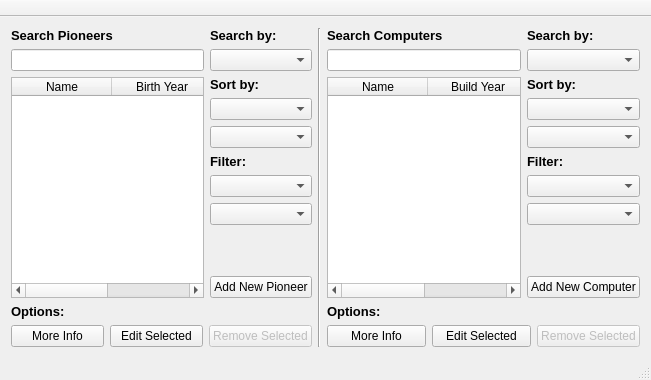
Qt form vika3/mainwindow.ui (hlynurstef/Verklegt-namskeid-1-vika-3) before a commit.
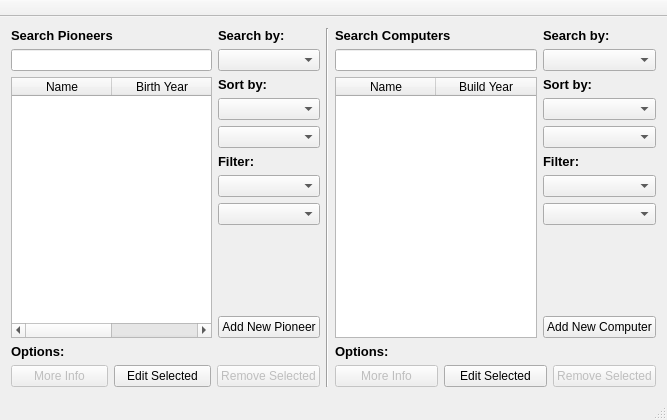
The same form after that commit.

```diff
--- a/vika3/mainwindow.ui
+++ b/vika3/mainwindow.ui
@@ -6,8 +6,8 @@
    <rect>
     <x>0</x>
     <y>0</y>
-    <width>651</width>
-    <height>380</height>
+    <width>667</width>
+    <height>420</height>
    </rect>
   </property>
   <property name="windowTitle">
@@ -161,6 +161,9 @@
          <layout class="QHBoxLayout" name="horizontalLayout">
           <item>
            <widget class="QPushButton" name="pushButton_pioneers_more_info">
+            <property name="enabled">
+             <bool>false</bool>
+            </property>
             <property name="statusTip">
              <string>See more info about selected Pioneer</string>
             </property>
@@ -354,6 +357,9 @@
          <layout class="QHBoxLayout" name="horizontalLayout_3">
           <item>
            <widget class="QPushButton" name="pushButton_computers_more_info">
+            <property name="enabled">
+             <bool>false</bool>
+            </property>
             <property name="statusTip">
              <string>See more info about selected Computer</string>
             </property>
```
Left out of the diff: 4 changed lines with no effect on the pictures.
